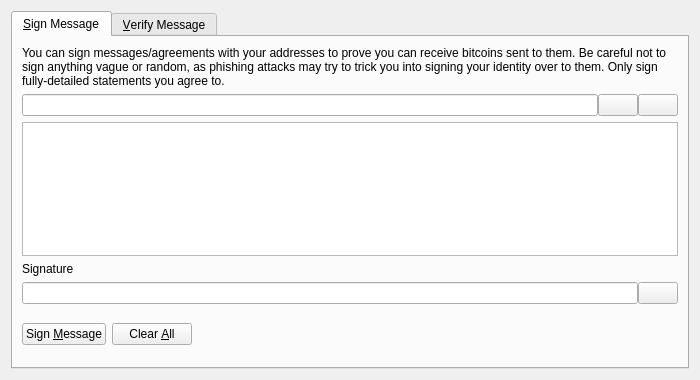
This is src/qt/forms/signverifymessagedialog.ui in bayramovza/tripcoin as Qt 5 draws it before an edit. The edited form follows.
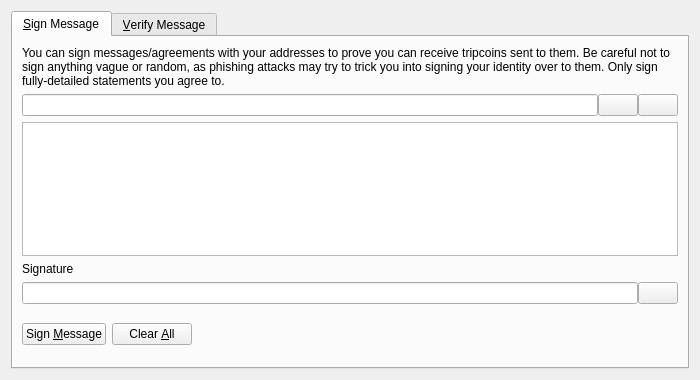
This is the edited form. Icons and pictures are not drawn. Custom widgets are drawn as their Qt base class.

The edit to the form file:
```diff
--- a/src/qt/forms/signverifymessagedialog.ui
+++ b/src/qt/forms/signverifymessagedialog.ui
@@ -30,7 +30,7 @@
        <item>
         <widget class="QLabel" name="infoLabel_SM">
          <property name="text">
-          <string>You can sign messages/agreements with your addresses to prove you can receive bitcoins sent to them. Be careful not to sign anything vague or random, as phishing attacks may try to trick you into signing your identity over to them. Only sign fully-detailed statements you agree to.</string>
+          <string>You can sign messages/agreements with your addresses to prove you can receive tripcoins sent to them. Be careful not to sign anything vague or random, as phishing attacks may try to trick you into signing your identity over to them. Only sign fully-detailed statements you agree to.</string>
          </property>
          <property name="textFormat">
           <enum>Qt::PlainText</enum>
```
